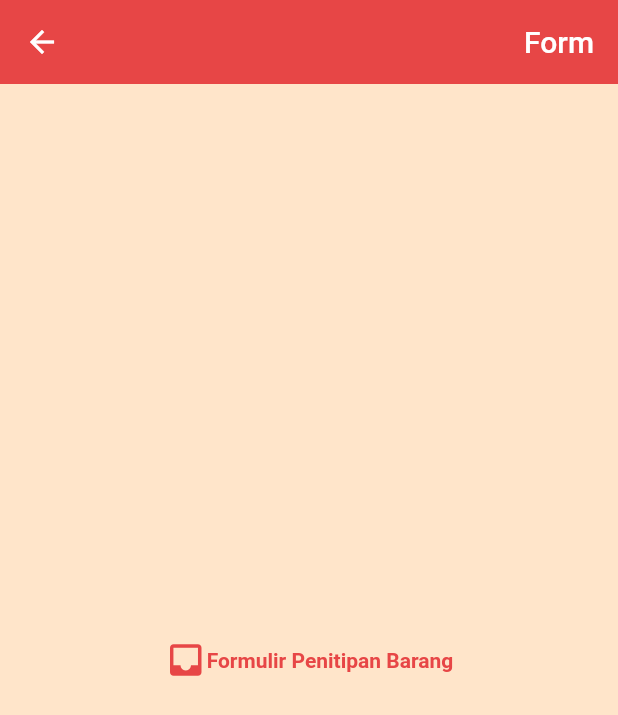
After one commit to Nurazizahs/Tikar, a Flutter app: the FormView screen opened directly, on a phone screen of 412 x 824 dp. The commit adds this screen. Shown: the top 715 px of the screen. Run offline on Flutter 3.47's test engine with Material 2 defaults, Android fonts, the phone set to English and light mode, and no system bars; our stand-ins replace flutter_riverpod.

Commit message:
menambah form consumer

```diff
--- /dev/null
+++ b/lib/features/form_consumer/view/form_consumer.dart
@@ -0,0 +1,49 @@
+import 'package:flutter/material.dart';
+
+import '../../../theme/theme.dart';
+
+class FormView extends StatefulWidget {
+  const FormView({super.key});
+
+  @override
+  State<FormView> createState() => _FormViewState();
+}
+
+class _FormViewState extends State<FormView> {
+  @override
+  Widget build(BuildContext context) {
+    return Scaffold(
+      appBar: AppBar(
+        backgroundColor: Pallete.barColor,
+        title: Row(
+          mainAxisAlignment: MainAxisAlignment.end,
+          children: [
+            Text(
+              'Form',
+            )
+          ]
+        ),
+      ),
+      body: Center(
+        child: Row(
+          mainAxisAlignment: MainAxisAlignment.center,
+          children: [
+            Icon(
+              Icons.inbox,
+              color: Pallete.barColor,
+              size: 28,
+            ),
+            Text(
+              'Formulir Penitipan Barang',
+              style: TextStyle(
+                color: Pallete.barColor,
+                fontWeight: FontWeight.bold,
+              ),
+            ),
+          ],
+        ),
+
+      ),
+    );
+  }
+}
--- a/lib/features/home_consumer/view/home_view.dart
+++ b/lib/features/home_consumer/view/home_view.dart
@@ -1,4 +1,5 @@
 import 'package:flutter/material.dart';
+import 'package:tikar/features/form_consumer/view/form_consumer.dart';
 import 'package:tikar/features/home_consumer/widgets/side_drawer.dart';
 
 import '../../../theme/theme.dart';
@@ -19,9 +20,8 @@ class _HomeViewState extends State<HomeView> {
         title: Container(
           height: 40,
           decoration: BoxDecoration(
-            color: Pallete.searchBarColor,
-            borderRadius: BorderRadius.circular(25)
-          ),
+              color: Pallete.searchBarColor,
+              borderRadius: BorderRadius.circular(25)),
           child: const Center(
             child: TextField(
               textAlign: TextAlign.start,
@@ -39,7 +39,7 @@ class _HomeViewState extends State<HomeView> {
                 border: InputBorder.none,
               ),
             ),
-          ) ,
+          ),
         ),
       ),
       body: Center(
@@ -49,16 +49,19 @@ class _HomeViewState extends State<HomeView> {
             Text(
               'Selamat Datang di Aplikasi TIKAR',
               style: TextStyle(
-                color: Pallete.blackColor,
+                color: Pallete.barColor,
                 fontWeight: FontWeight.bold,
               ),
             ),
           ],
         ),
-
       ),
       floatingActionButton: FloatingActionButton(
-        onPressed: () { },
+        onPressed: () {
+          Navigator.of(context).push(MaterialPageRoute(builder: (context) {
+            return FormView();
+          }));
+        },
         child: const Icon(
           Icons.add,
           color: Pallete.whiteColor,
--- a/lib/features/home_consumer/widgets/side_drawer.dart
+++ b/lib/features/home_consumer/widgets/side_drawer.dart
@@ -1,5 +1,6 @@
 import 'package:flutter/material.dart';
 import 'package:flutter_riverpod/flutter_riverpod.dart';
+import 'package:tikar/features/home_consumer/view/home_view.dart';
 import 'package:tikar/theme/theme.dart';
 
 class SideDrawer extends ConsumerWidget {
@@ -7,7 +8,6 @@ class SideDrawer extends ConsumerWidget {
 
   @override
   Widget build(BuildContext context, WidgetRef ref) {
-
     return SafeArea(
       child: Drawer(
         backgroundColor: Pallete.barColor,
@@ -25,7 +25,11 @@ class SideDrawer extends ConsumerWidget {
                   fontSize: 22,
                 ),
               ),
-              onTap: () {},
+              onTap: () {
+                Navigator.of(context).push(MaterialPageRoute(builder: (context) {
+                return HomeView();
+              }));
+              },
             ),
             ListTile(
               leading: const Icon(
```
Also changed, not shown: 3 other files.
